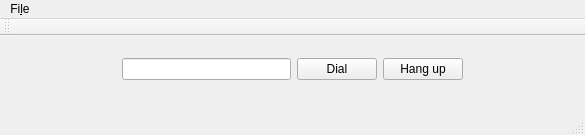
Old version of the form src/mainwindow.ui in the repository ballessay/snomcontrol.
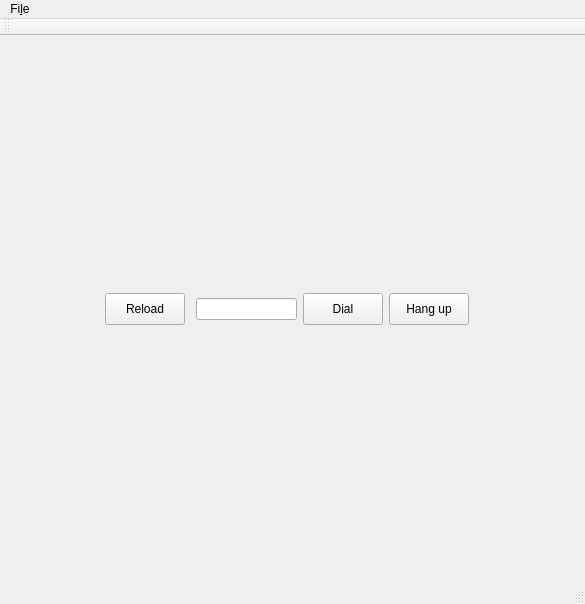
New version of the form. Icons and pictures are not drawn.

```diff
--- a/src/mainwindow.ui
+++ b/src/mainwindow.ui
@@ -7,7 +7,7 @@
     <x>0</x>
     <y>0</y>
     <width>585</width>
-    <height>135</height>
+    <height>604</height>
    </rect>
   </property>
   <property name="windowTitle">
@@ -20,23 +20,31 @@
   <widget class="QWidget" name="centralWidget">
    <layout class="QGridLayout" name="gridLayout_3">
     <item row="0" column="0">
-     <spacer name="horizontalSpacer">
-      <property name="orientation">
-       <enum>Qt::Horizontal</enum>
-      </property>
-      <property name="sizeType">
-       <enum>QSizePolicy::Maximum</enum>
-      </property>
-      <property name="sizeHint" stdset="0">
-       <size>
-        <width>100</width>
-        <height>20</height>
-       </size>
-      </property>
-     </spacer>
-    </item>
-    <item row="0" column="1">
      <widget class="QWidget" name="widget" native="true">
+      <property name="sizePolicy">
+       <sizepolicy hsizetype="Preferred" vsizetype="Maximum">
+        <horstretch>0</horstretch>
+        <verstretch>0</verstretch>
+       </sizepolicy>
+      </property>
+      <layout class="QGridLayout" name="gridLayout_4">
+       <property name="leftMargin">
+        <number>0</number>
+       </property>
+       <property name="topMargin">
+        <number>0</number>
+       </property>
+       <property name="rightMargin">
+        <number>0</number>
+       </property>
+       <property name="bottomMargin">
+        <number>0</number>
+       </property>
+       <property name="spacing">
+        <number>0</number>
+       </property>
+       <item row="0" column="2">
+        <widget class="QWidget" name="widget_2" native="true">
       <layout class="QGridLayout" name="gridLayout_2">
        <item row="0" column="0">
         <widget class="QLineEdit" name="pNumberLineEdit"/>
@@ -45,6 +53,12 @@
         <layout class="QGridLayout" name="gridLayout">
          <item row="0" column="0">
           <widget class="QPushButton" name="pDialPushButton">
+              <property name="minimumSize">
+               <size>
+                <width>0</width>
+                <height>32</height>
+               </size>
+              </property>
            <property name="text">
             <string>Dial</string>
            </property>
@@ -52,6 +66,12 @@
          </item>
          <item row="0" column="1">
           <widget class="QPushButton" name="pHangUpPushButton">
+              <property name="minimumSize">
+               <size>
+                <width>0</width>
+                <height>32</height>
+               </size>
+              </property>
            <property name="text">
             <string>Hang up</string>
            </property>
@@ -62,7 +82,23 @@
       </layout>
      </widget>
     </item>
-    <item row="0" column="2">
+       <item row="0" column="0">
+        <spacer name="horizontalSpacer">
+         <property name="orientation">
+          <enum>Qt::Horizontal</enum>
+         </property>
+         <property name="sizeType">
+          <enum>QSizePolicy::Maximum</enum>
+         </property>
+         <property name="sizeHint" stdset="0">
+          <size>
+           <width>100</width>
+           <height>20</height>
+          </size>
+         </property>
+        </spacer>
+       </item>
+       <item row="0" column="3">
      <spacer name="horizontalSpacer_2">
       <property name="orientation">
        <enum>Qt::Horizontal</enum>
@@ -78,18 +114,21 @@
       </property>
      </spacer>
     </item>
-    <item row="1" column="1">
-     <spacer name="verticalSpacer">
-      <property name="orientation">
-       <enum>Qt::Vertical</enum>
-      </property>
-      <property name="sizeHint" stdset="0">
+       <item row="0" column="1">
+        <widget class="QPushButton" name="pReloadPushButton">
+         <property name="minimumSize">
        <size>
-        <width>20</width>
-        <height>176</height>
-       </size>
-      </property>
-     </spacer>
+           <width>0</width>
+           <height>32</height>
+          </size>
+         </property>
+         <property name="text">
+          <string>Reload</string>
+         </property>
+        </widget>
+       </item>
+      </layout>
+     </widget>
     </item>
    </layout>
   </widget>
```
Left out of the diff: 2 changed lines with no effect on the pictures. Lines whose indentation alone changed are shown as unchanged.
